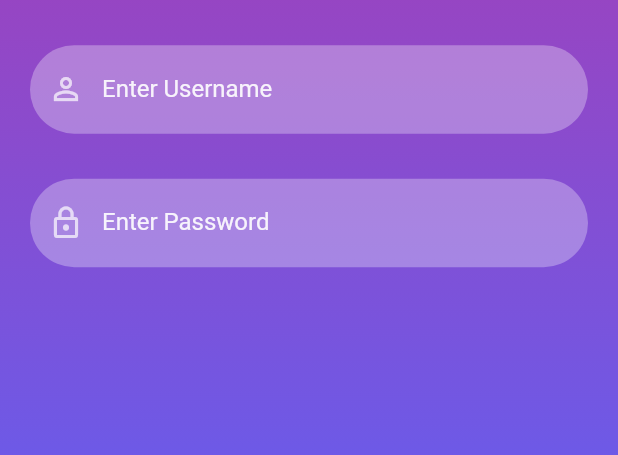
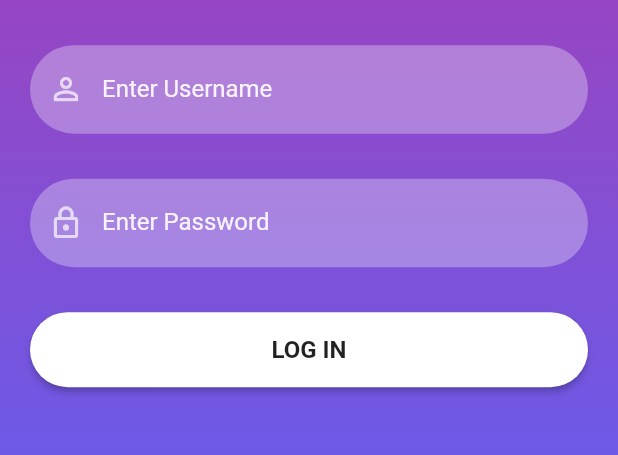
Before and after one commit to Edivri/fire_auth, a Flutter app: the screen it shows after launch, on a phone screen of 412 x 824 dp, the part 607-1062 px from its top. Run offline on Flutter 3.47's test engine with Material 2 defaults, Android fonts, the phone set to English and light mode, and no system bars.

Commit message:
SignUpOption

```diff
--- a/lib/reusable_widgets/reusable_widget.dart
+++ b/lib/reusable_widgets/reusable_widget.dart
@@ -43,3 +43,38 @@
        : TextInputType.emailAddress,
     );
   }
+
+  Container signInSignUpButton(
+    BuildContext context, bool isLogin, Function onTap
+  ){
+    return Container(
+      width: MediaQuery.of(context).size.width,
+      height: 50,
+      margin: const EdgeInsets.fromLTRB(0, 10, 0, 20),
+      decoration: BoxDecoration(borderRadius: BorderRadius.circular(90)),
+      child: ElevatedButton(
+        onPressed: () {
+          onTap();
+        },
+        child: Text(
+          isLogin ? 'LOG IN' : 'SIGN UP',
+          style: const TextStyle(
+            color: Colors.black87, fontWeight: FontWeight.bold, fontSize: 16
+          ),
+        ),
+        style: ButtonStyle(
+          backgroundColor: MaterialStateProperty.resolveWith((states){
+            if(states.contains(MaterialState.pressed)){
+              return Colors.black26;
+            }
+            return Colors.white;
+          }),
+          shape: MaterialStateProperty.all<RoundedRectangleBorder>(
+            RoundedRectangleBorder(borderRadius: BorderRadius.circular(30))
+          )
+        ),
+
+        ),
+      );
+
+  }
```
Also changed, not shown: lib/screens/signin_screen.dart (+24 -1 lines).
